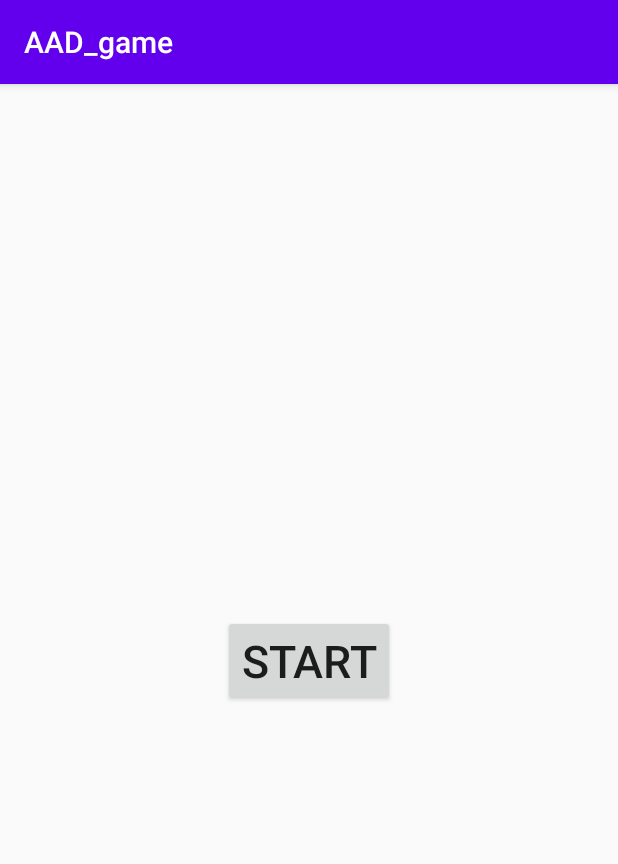
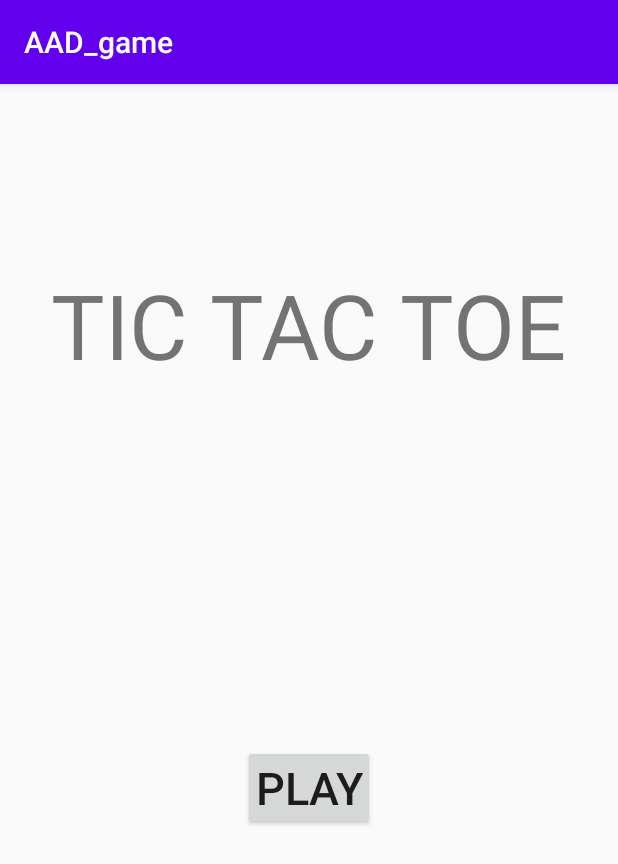
Before and after one commit to ToastBoxMe/AAD_game, an Android app: the screen it shows after launch (MainActivity), on a phone screen of 412 x 824 dp. Shown: the top 864 px of the screen. Run offline under Robolectric (Android 15) with nearby library versions, the phone set to English and light mode, and no system bars.

Commit message:
layout for startpage

```diff
--- a/app/src/main/java/com/aad/aad_game/MainActivity.java
+++ b/app/src/main/java/com/aad/aad_game/MainActivity.java
@@ -2,13 +2,32 @@ package com.aad.aad_game;
 
 import androidx.appcompat.app.AppCompatActivity;
 
+import android.content.Intent;
 import android.os.Bundle;
+import android.view.View;
+import android.widget.Button;
 
 public class MainActivity extends AppCompatActivity {
+
+    private Button playButton;
 
     @Override
     protected void onCreate(Bundle savedInstanceState) {
         super.onCreate(savedInstanceState);
         setContentView(R.layout.activity_main);
+
+        //click play
+        playButton = findViewById(R.id.start_play_button);
+        playButton.setOnClickListener(new View.OnClickListener() {
+            @Override
+            public void onClick(View v) {
+                openGame();
+            }
+
+        });
+    }
+    public void openGame () {
+        Intent intent = new Intent(this, Game.class);
+        startActivity(intent);
     }
 }
--- a/app/src/main/res/layout/activity_main.xml
+++ b/app/src/main/res/layout/activity_main.xml
@@ -1,19 +1,29 @@
 <?xml version="1.0" encoding="utf-8"?>
-<androidx.constraintlayout.widget.ConstraintLayout xmlns:android="http://schemas.android.com/apk/res/android"
-    xmlns:app="http://schemas.android.com/apk/res-auto"
+<RelativeLayout xmlns:android="http://schemas.android.com/apk/res/android"
     xmlns:tools="http://schemas.android.com/tools"
     android:layout_width="match_parent"
     android:layout_height="match_parent"
     tools:context=".MainActivity">
-
+    <TextView
+        android:layout_width="wrap_content"
+        android:layout_height="wrap_content"
+        android:text="@string/title_text"
+        android:textSize="60sp"
+        android:layout_marginTop="120dp"
+        android:layout_centerHorizontal="true"
+        android:id="@+id/game_title"
+        />
     <Button
         android:layout_width="wrap_content"
         android:layout_height="wrap_content"
-        android:text="START"
+        android:text="@string/play"
+        android:layout_centerHorizontal="true"
+        android:layout_below="@+id/game_title"
+        android:layout_marginTop="240dp"
+        android:padding="8dp"
         android:textSize="30sp"
-        app:layout_constraintBottom_toBottomOf="parent"
-        app:layout_constraintEnd_toEndOf="parent"
-        app:layout_constraintStart_toStartOf="parent"
-        app:layout_constraintTop_toTopOf="parent" />
+        android:id="@+id/start_play_button"
+        />
 
-</androidx.constraintlayout.widget.ConstraintLayout>
+
+</RelativeLayout>
--- a/app/src/main/res/values/strings.xml
+++ b/app/src/main/res/values/strings.xml
@@ -3,4 +3,8 @@
     <string name="player_1_0">Player 1= 0</string>
     <string name="player_2_0">Player 2= 0</string>
     <string name="reset_button">Reset</string>
+    <string name="single_player_text">single-player</string>
+    <string name="multi_player_text">multi-player</string>
+    <string name="title_text">TIC TAC TOE</string>
+    <string name="play">play</string>
 </resources>
--- a/app/src/main/res/values/styles.xml
+++ b/app/src/main/res/values/styles.xml
@@ -8,4 +8,6 @@
         <item name="colorAccent">@color/colorAccent</item>
     </style>
 
+
+
 </resources>
--- /dev/null
+++ b/app/src/main/res/values/textSizeXO.xml
@@ -0,0 +1,6 @@
+<?xml version="1.0" encoding="utf-8"?>
+<resources>
+    <style name="textSizeXO">
+        <item name="android:textSize">60sp</item>
+    </style>
+</resources>
```
Also changed, not shown: app/src/main/AndroidManifest.xml (+6 -1 lines), app/src/main/java/com/aad/aad_game/Game.java (+100 -63 lines), app/src/main/res/drawable/ic_toast_icon_win.xml (added, +9 -0 lines), app/src/main/res/layout/activity_game.xml (+19 -9 lines).
